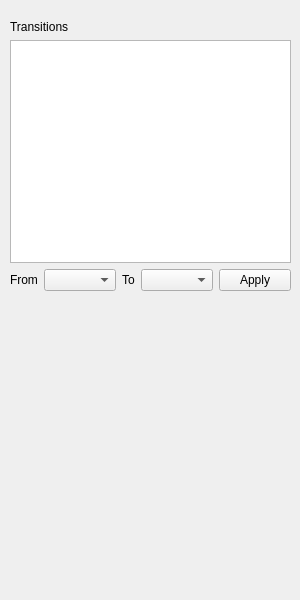
This is forms/transitionwidget.ui in JuPedSim/jpseditor as Qt 5 draws it before an edit. The edited form follows.
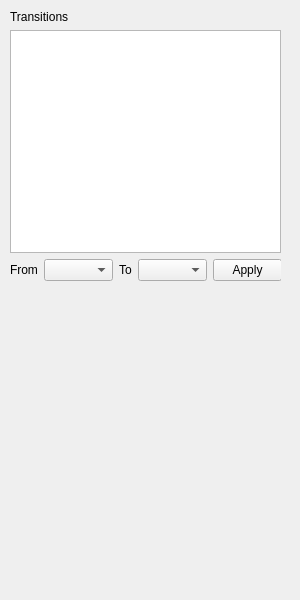
This is the edited form.

The edit to the form file:
```diff
--- a/forms/transitionwidget.ui
+++ b/forms/transitionwidget.ui
@@ -35,8 +35,8 @@
    <property name="geometry">
     <rect>
      <x>10</x>
-     <y>20</y>
-     <width>281</width>
+     <y>10</y>
+     <width>271</width>
      <height>271</height>
     </rect>
    </property>
```
Left out of the diff: 2 changed lines with no effect on the pictures.
